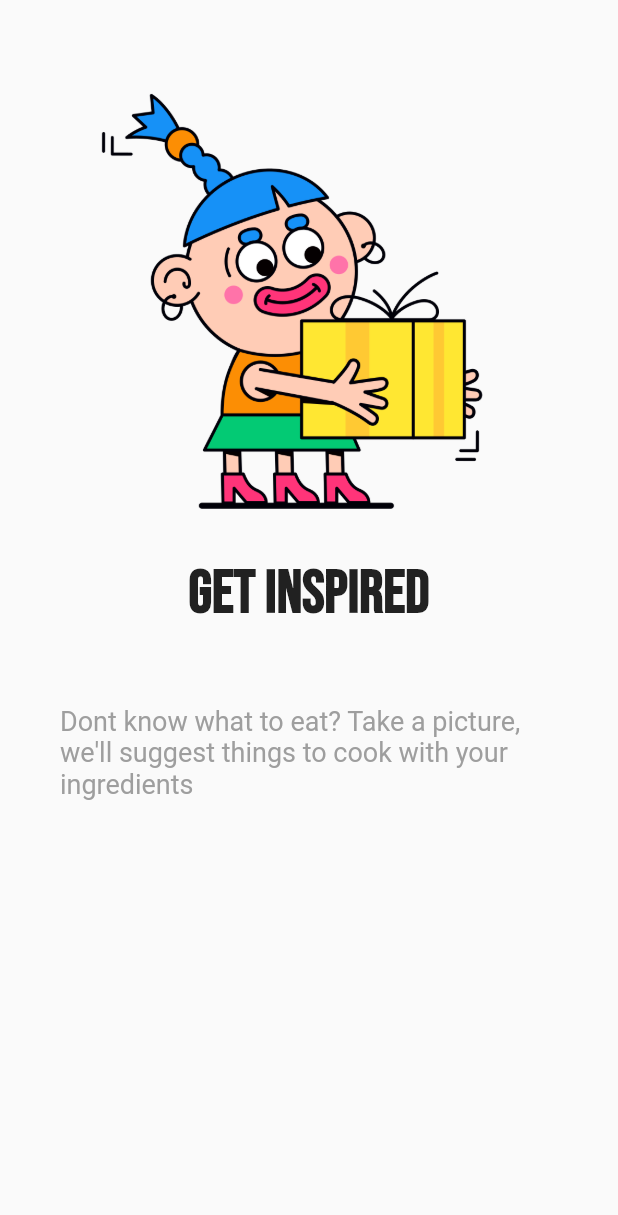
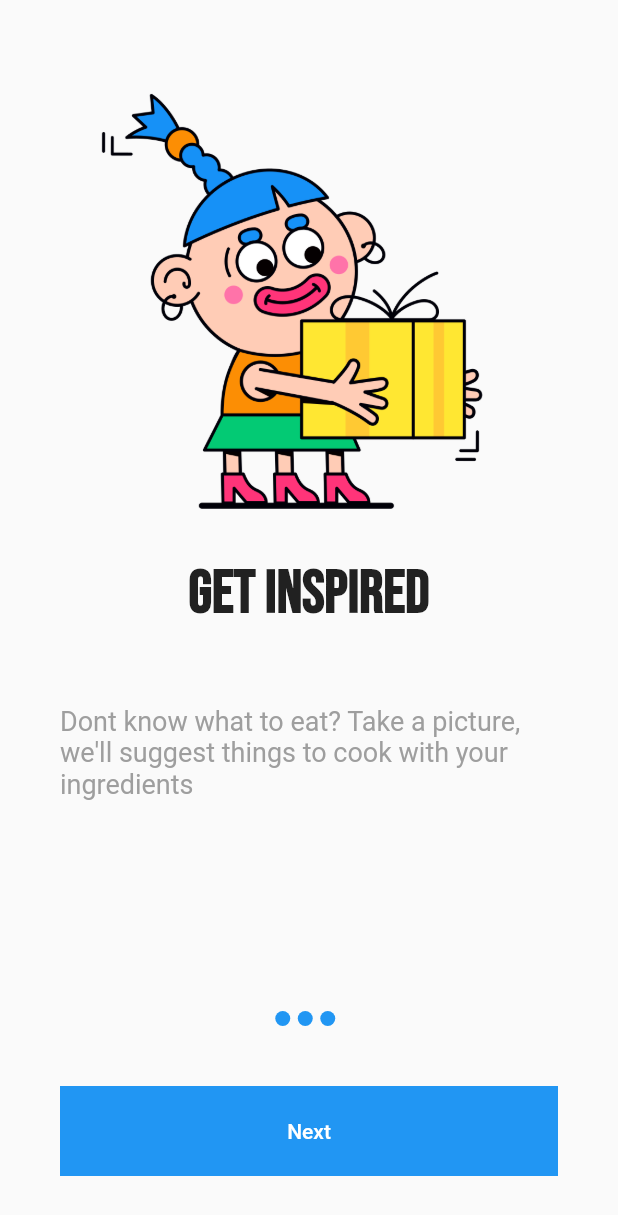
Before and after one commit to mavhungutrezzy/onboarding, a Flutter app: the screen it shows after launch, on a phone screen of 412 x 824 dp. Shown: the top 1215 px of the screen. Run offline on Flutter 3.47's test engine with Material 2 defaults, Android fonts, the phone set to English and light mode, and no system bars; our stand-ins replace google_fonts.

Commit message:
created next button widget

```diff
--- a/lib/onboarding.dart
+++ b/lib/onboarding.dart
@@ -17,7 +17,10 @@ class _OnBoardingState extends State<OnBoarding> {
   @override
   Widget build(BuildContext context) {
     return Scaffold(
-      body: PageView.builder(
+      body: Column(
+        children: [
+          Expanded(
+            child: PageView.builder(
               itemCount: contents.length,
               itemBuilder: (_, i) {
                 return Padding(
@@ -46,6 +49,59 @@ class _OnBoardingState extends State<OnBoarding> {
                 );
               },
             ),
+          ),
+
+          Container(
+            child: Row(
+              mainAxisAlignment: MainAxisAlignment.center,
+              children: List.generate(
+                contents.length,
+                (index) => BuildDot()
+              ),
+            ),
+          ),
+
+          Container(
+            height: 60,
+            margin: EdgeInsets.all(40),
+            width: double.infinity,
+            color: Theme.of(context).primaryColor,
+            child: TextButton(
+              child: Text('Next'),
+              onPressed: (){},
+              style: TextButton.styleFrom(
+                primary: Colors.white,
+                shape: RoundedRectangleBorder(
+                  borderRadius: BorderRadius.circular(20)
+                )
+
+              )
+
+
+
+            ),
+          )
+        ],
+      ),
     );
   }
 }
+
+class BuildDot extends StatelessWidget {
+  const BuildDot({
+    Key? key,
+  }) : super(key: key);
+
+  @override
+  Widget build(BuildContext context) {
+    return Container(
+      height: 10,
+      width: 10,
+      margin: EdgeInsets.only(right: 5),
+      decoration: BoxDecoration(
+        borderRadius: BorderRadius.circular(20),
+        color: Theme.of(context).primaryColor,
+      ),
+    );
+  }
+}
```
Lines whose indentation alone changed are shown as unchanged.
